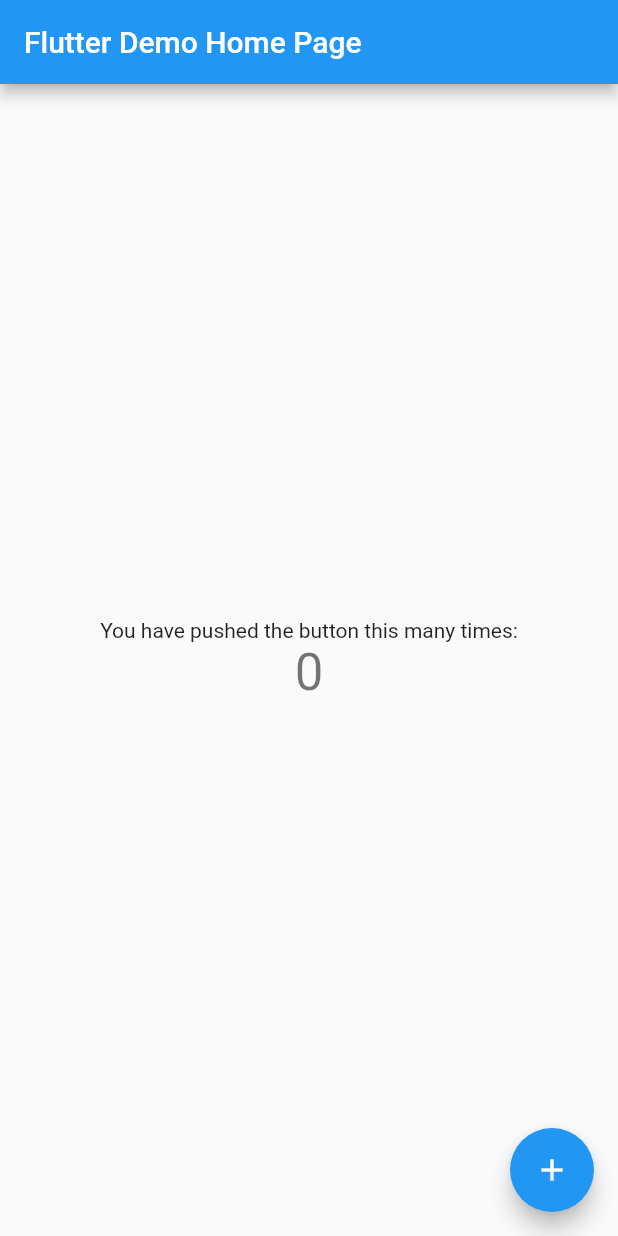
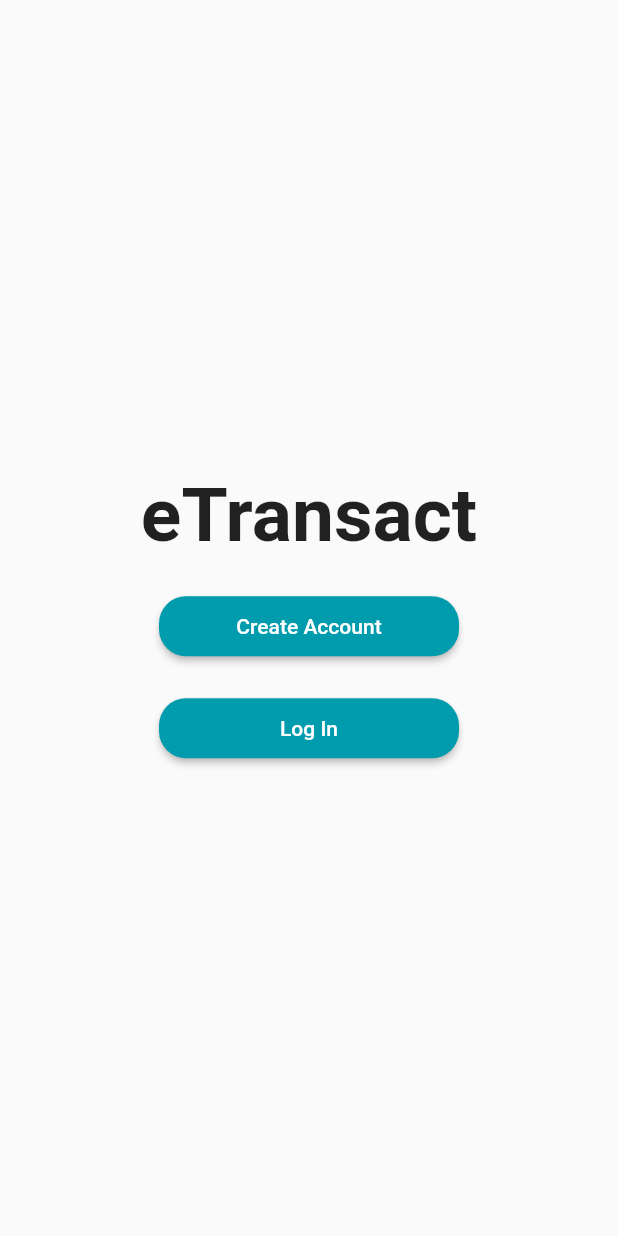
Before and after one commit to insidemordecai/etransact-vendor, a Flutter app: the screen it shows after launch, on a phone screen of 412 x 824 dp. Run offline on Flutter 3.47's test engine with Material 2 defaults, Android fonts, the phone set to English and light mode, and no system bars; our stand-ins replace firebase_auth, firebase_core, firebase_database, fluttertoast, modal_progress_hud_nsn; accounts and stored records are empty; statements that could not run were skipped.

Commit message:
update: basic setup

```diff
--- a/lib/main.dart
+++ b/lib/main.dart
@@ -1,115 +1,44 @@
 import 'package:flutter/material.dart';
+import 'package:firebase_core/firebase_core.dart';
+import 'package:firebase_auth/firebase_auth.dart';
 
-void main() {
+import 'firebase_options.dart';
+import 'screens/home.dart';
+import 'screens/landing_page.dart';
+import 'screens/login.dart';
+import 'screens/signup.dart';
+import 'model/palette.dart';
+
+Future main() async {
+  WidgetsFlutterBinding.ensureInitialized();
+  await Firebase.initializeApp(
+    options: DefaultFirebaseOptions.currentPlatform,
+  );
   runApp(const MyApp());
 }
 
 class MyApp extends StatelessWidget {
   const MyApp({Key? key}) : super(key: key);
 
-  // This widget is the root of your application.
   @override
   Widget build(BuildContext context) {
+    // check for already logged in user on start up
+    User? loggedUser = FirebaseAuth.instance.currentUser;
+
     return MaterialApp(
-      title: 'Flutter Demo',
+      debugShowCheckedModeBanner: false,
+      title: 'eTransact',
       theme: ThemeData(
-        // This is the theme of your application.
-        //
-        // Try running your application with "flutter run". You'll see the
-        // application has a blue toolbar. Then, without quitting the app, try
-        // changing the primarySwatch below to Colors.green and then invoke
-        // "hot reload" (press "r" in the console where you ran "flutter run",
-        // or simply save your changes to "hot reload" in a Flutter IDE).
-        // Notice that the counter didn't reset back to zero; the application
-        // is not restarted.
-        primarySwatch: Colors.blue,
+        primarySwatch: Palette.kTeal,
       ),
-      home: const MyHomePage(title: 'Flutter Demo Home Page'),
+      // if user is logged in go to home, if not -> landingpage
+      home:
+          loggedUser != null ? Home(uid: loggedUser.uid) : const LandingPage(),
+      routes: {
+        LandingPage.id: (context) => const LandingPage(),
+        LogIn.id: (context) => const LogIn(),
+        SignUp.id: (context) => const SignUp(),
+      },
     );
   }
 }
-
-class MyHomePage extends StatefulWidget {
-  const MyHomePage({Key? key, required this.title}) : super(key: key);
-
-  // This widget is the home page of your application. It is stateful, meaning
-  // that it has a State object (defined below) that contains fields that affect
-  // how it looks.
-
-  // This class is the configuration for the state. It holds the values (in this
-  // case the title) provided by the parent (in this case the App widget) and
-  // used by the build method of the State. Fields in a Widget subclass are
-  // always marked "final".
-
-  final String title;
-
-  @override
-  State<MyHomePage> createState() => _MyHomePageState();
-}
-
-class _MyHomePageState extends State<MyHomePage> {
-  int _counter = 0;
-
-  void _incrementCounter() {
-    setState(() {
-      // This call to setState tells the Flutter framework that something has
-      // changed in this State, which causes it to rerun the build method below
-      // so that the display can reflect the updated values. If we changed
-      // _counter without calling setState(), then the build method would not be
-      // called again, and so nothing would appear to happen.
-      _counter++;
-    });
-  }
-
-  @override
-  Widget build(BuildContext context) {
-    // This method is rerun every time setState is called, for instance as done
-    // by the _incrementCounter method above.
-    //
-    // The Flutter framework has been optimized to make rerunning build methods
-    // fast, so that you can just rebuild anything that needs updating rather
-    // than having to individually change instances of widgets.
-    return Scaffold(
-      appBar: AppBar(
-        // Here we take the value from the MyHomePage object that was created by
-        // the App.build method, and use it to set our appbar title.
-        title: Text(widget.title),
-      ),
-      body: Center(
-        // Center is a layout widget. It takes a single child and positions it
-        // in the middle of the parent.
-        child: Column(
-          // Column is also a layout widget. It takes a list of children and
-          // arranges them vertically. By default, it sizes itself to fit its
-          // children horizontally, and tries to be as tall as its parent.
-          //
-          // Invoke "debug painting" (press "p" in the console, choose the
-          // "Toggle Debug Paint" action from the Flutter Inspector in Android
-          // Studio, or the "Toggle Debug Paint" command in Visual Studio Code)
-          // to see the wireframe for each widget.
-          //
-          // Column has various properties to control how it sizes itself and
-          // how it positions its children. Here we use mainAxisAlignment to
-          // center the children vertically; the main axis here is the vertical
-          // axis because Columns are vertical (the cross axis would be
-          // horizontal).
-          mainAxisAlignment: MainAxisAlignment.center,
-          children: <Widget>[
-            const Text(
-              'You have pushed the button this many times:',
-            ),
-            Text(
-              '$_counter',
-              style: Theme.of(context).textTheme.headline4,
-            ),
-          ],
-        ),
-      ),
-      floatingActionButton: FloatingActionButton(
-        onPressed: _incrementCounter,
-        tooltip: 'Increment',
-        child: const Icon(Icons.add),
-      ), // This trailing comma makes auto-formatting nicer for build methods.
-    );
-  }
-}
--- /dev/null
+++ b/lib/model/palette.dart
@@ -0,0 +1,19 @@
+import 'package:flutter/material.dart';
+
+class Palette {
+  static const MaterialColor kTeal = MaterialColor(
+    0xff009bad, // 0% - color picked if no shade is selected when defining a Color property which doesn’t require a swatch.
+    <int, Color>{
+      50: Color(0xff008c9c), //10%
+      100: Color(0xff007c8a), //20%
+      200: Color(0xff006d79), //30%
+      300: Color(0xff005d68), //40%
+      400: Color(0xff004e57), //50%
+      500: Color(0xff003e45), //60%
+      600: Color(0xff002e34), //70%
+      700: Color(0xff001f23), //80%
+      800: Color(0xff000f11), //90%
+      900: Color(0xff000000), //100%
+    },
+  );
+}
--- /dev/null
+++ b/lib/screens/landing_page.dart
@@ -0,0 +1,66 @@
+import 'package:flutter/material.dart';
+
+import 'login.dart';
+import 'signup.dart';
+import 'package:etransact_vendor/constants.dart';
+
+class LandingPage extends StatelessWidget {
+  final String title = "eTransact";
+  static const String id = 'landing_page';
+
+  const LandingPage({Key? key}) : super(key: key);
+
+  @override
+  Widget build(BuildContext context) {
+    return Scaffold(
+      body: Center(
+        child: Column(
+            mainAxisAlignment: MainAxisAlignment.center,
+            children: <Widget>[
+              Padding(
+                padding: const EdgeInsets.all(10.0),
+                child: Text(
+                  title,
+                  style: const TextStyle(
+                      fontWeight: FontWeight.bold,
+                      fontSize: 50,
+                      fontFamily: 'Roboto'),
+                ),
+              ),
+              Padding(
+                padding: const EdgeInsets.all(10.0),
+                child: ElevatedButton(
+                  style: ElevatedButton.styleFrom(
+                    shape: kRoundedBorder,
+                    fixedSize: kFixedSize,
+                  ),
+                  onPressed: () {
+                    Navigator.push(
+                      context,
+                      MaterialPageRoute(builder: (context) => const SignUp()),
+                    );
+                  },
+                  child: const Text('Create Account'),
+                ),
+              ),
+              Padding(
+                padding: const EdgeInsets.all(10.0),
+                child: ElevatedButton(
+                  style: ElevatedButton.styleFrom(
+                    shape: kRoundedBorder,
+                    fixedSize: kFixedSize,
+                  ),
+                  onPressed: () {
+                    Navigator.push(
+                      context,
+                      MaterialPageRoute(builder: (context) => const LogIn()),
+                    );
+                  },
+                  child: const Text('Log In'),
+                ),
+              ),
+            ]),
+      ),
+    );
+  }
+}
```
Also changed, not shown: lib/constants.dart (added, +24 -0 lines), lib/model/sidebar.dart (added, +107 -0 lines), lib/screens/home.dart (added, +28 -0 lines), lib/screens/login.dart (added, +124 -0 lines), lib/screens/signup.dart (added, +162 -0 lines), pubspec.yaml (+7 -0 lines), lib/firebase_options.dart (added), pubspec.lock.
